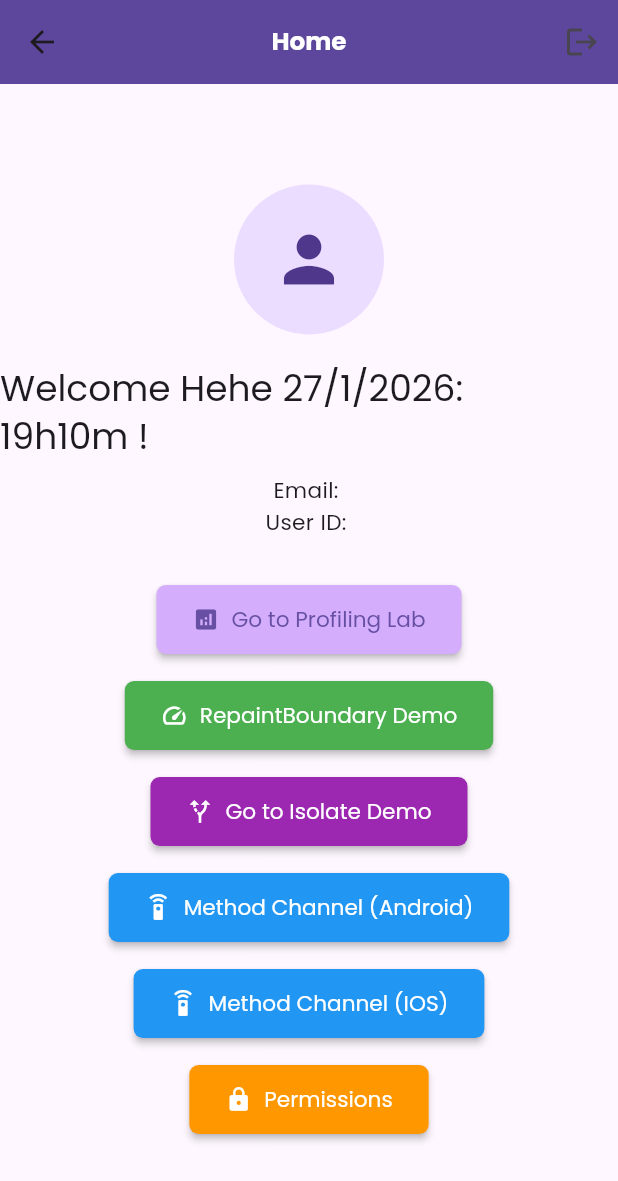
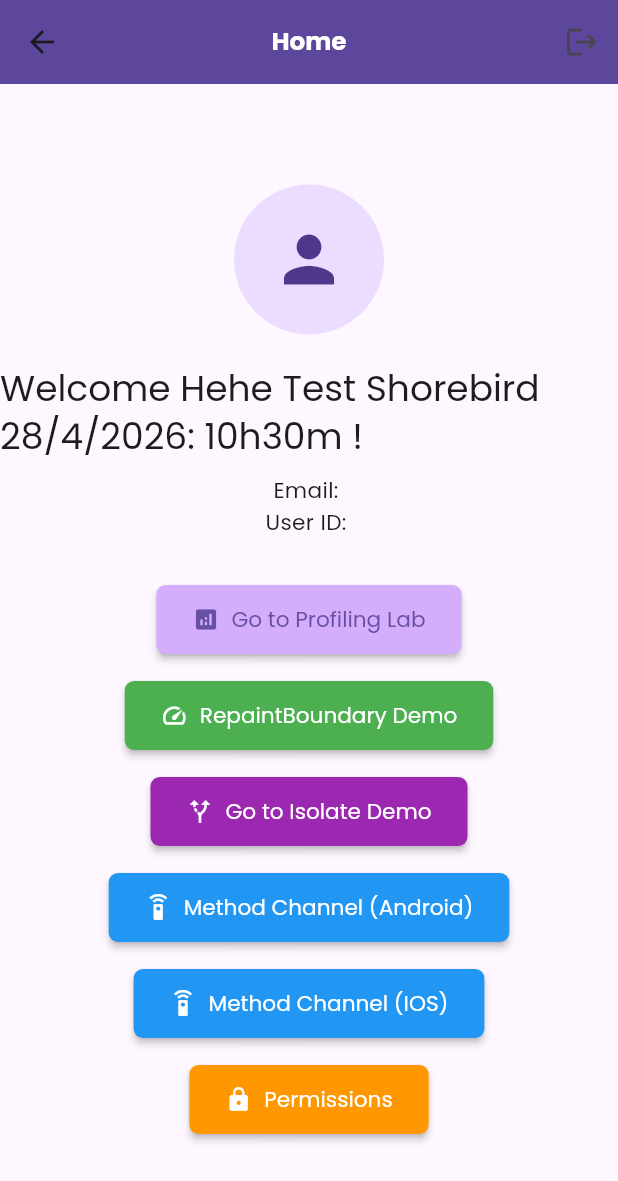
Before and after one commit to NgTrHung27/flutter_core, a Flutter app: the HomePage screen opened directly with empty values, on a phone screen of 412 x 824 dp. Shown: the top 1181 px of the screen. Run offline on Flutter 3.47's test engine with Material 3 defaults, Android fonts, the phone set to English and light mode, and no system bars; our stand-ins replace dio, easy_localization, equatable, firebase_core, firebase_remote_config, flutter_bloc and 11 more; missing offline and left inert: app_settings; accounts and stored records are empty.

Commit message:
[Docs] Update Document + Shorebird

```diff
--- a/lib/features/home/presentation/home_page.dart
+++ b/lib/features/home/presentation/home_page.dart
@@ -43,7 +43,7 @@ class HomePage extends StatelessWidget {
               ),
               const SizedBox(height: 20),
               Text(
-                'Welcome Hehe 27/1/2026: 19h10m ${user.username ?? user.email}!',
+                'Welcome Hehe Test Shorebird ${DateTime.now().day}/${DateTime.now().month}/${DateTime.now().year}: ${DateTime.now().hour}h${DateTime.now().minute}m ${user.username ?? user.email}!',
                 style: Theme.of(context).textTheme.headlineSmall,
               ),
               const SizedBox(height: 10),
```
Also changed, not shown: pubspec.lock, 6 other files.
